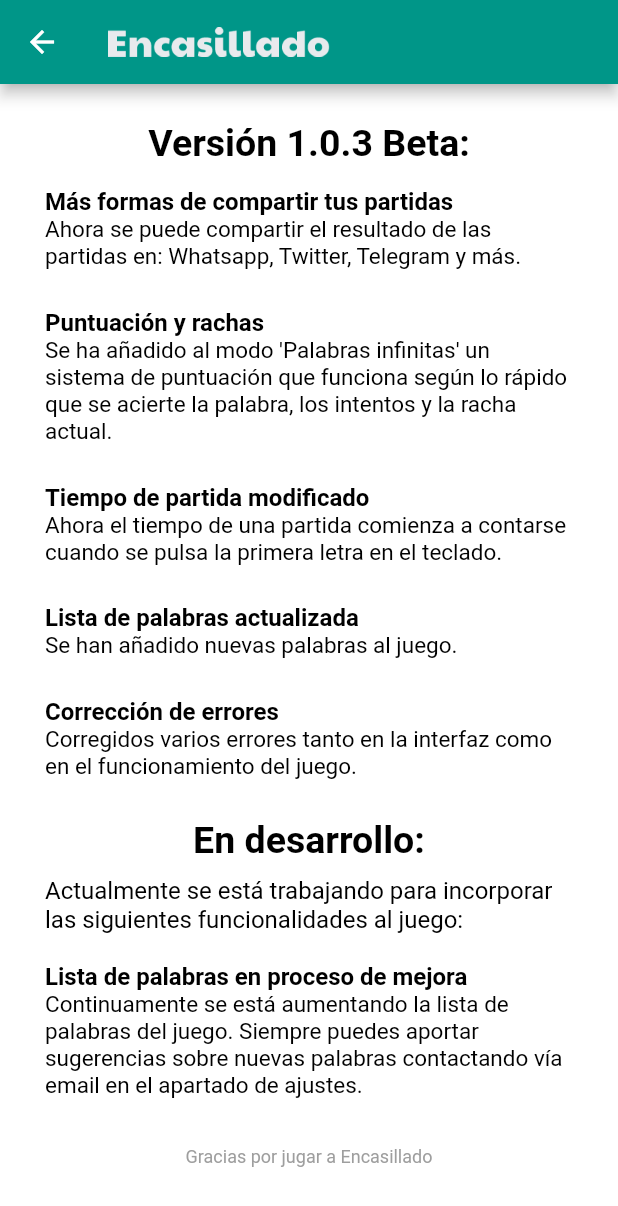
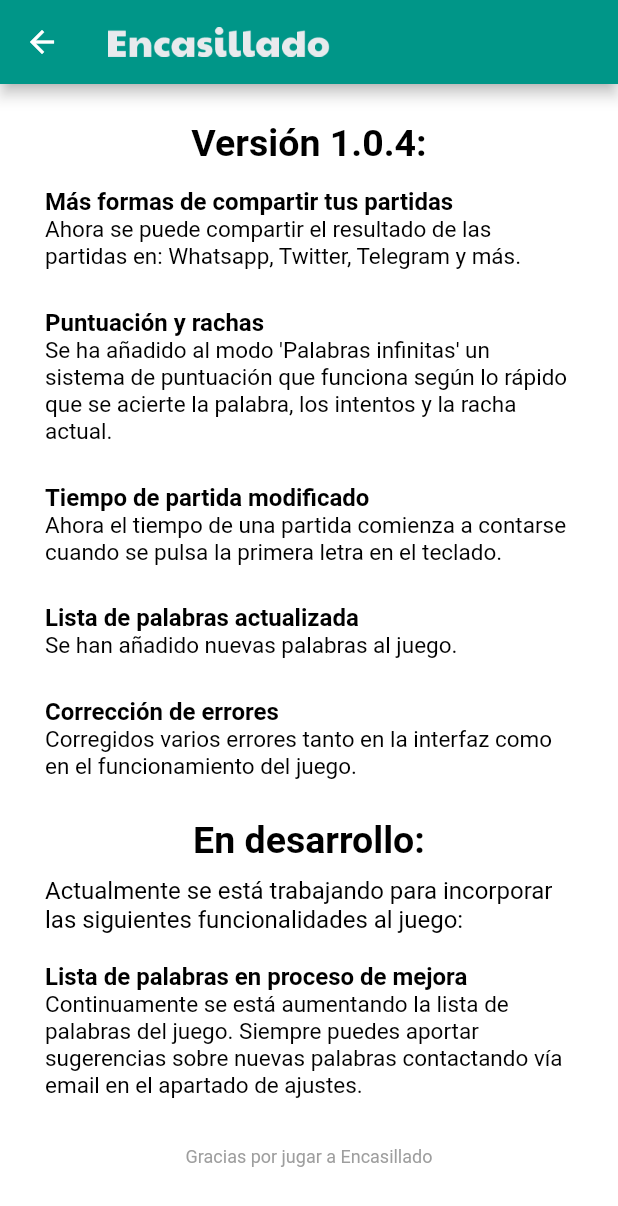
Before and after one commit to joaquinsolla/Encasillado, a Flutter app: the update_version_page screen opened directly, on a phone screen of 412 x 824 dp. Shown: the top 1206 px of the screen. Run offline on Flutter 3.47's test engine with Material 2 defaults, Android fonts, the phone set to English and light mode, and no system bars; our stand-ins replace flushbar; missing offline and left inert: mailto, social_share; Roboto replaces fonts that are missing (RaleWay).

Commit message:
Release 1.0.4

```diff
--- a/lib/common_variables.dart
+++ b/lib/common_variables.dart
@@ -1,4 +1,4 @@
-const String currentVersion = "1.0.3 Beta";
+const String currentVersion = "1.0.4";
 
 int currentPage = 0;
 bool appStarted = false;
--- a/lib/word_databases.dart
+++ b/lib/word_databases.dart
@@ -1612,6 +1612,7 @@ const List <String> gameDB = ["AARON",
   "TRAZA",
   "TRAZO",
   "TRECE",
+  "TRETA",
   "TRIBU",
   "TRIGO",
   "TRIPA",
```
Also changed, not shown: 1 other file.
